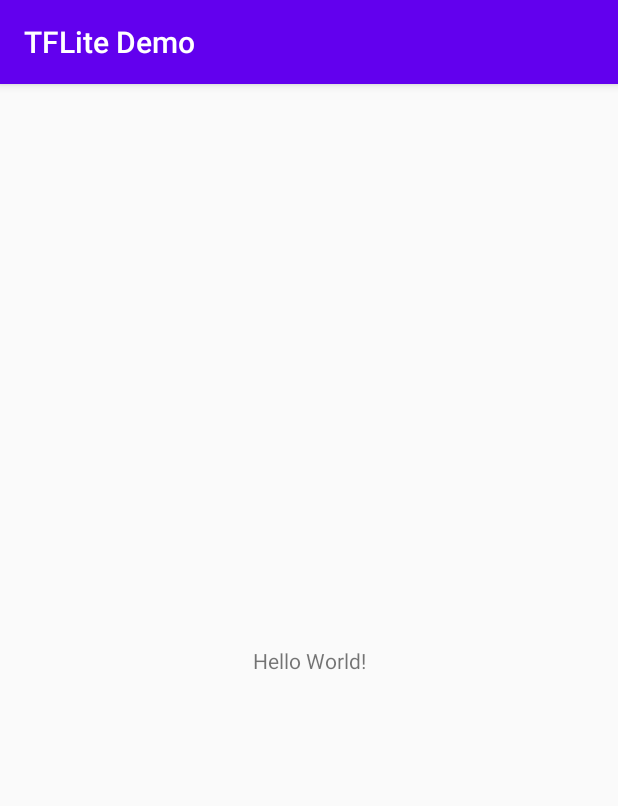
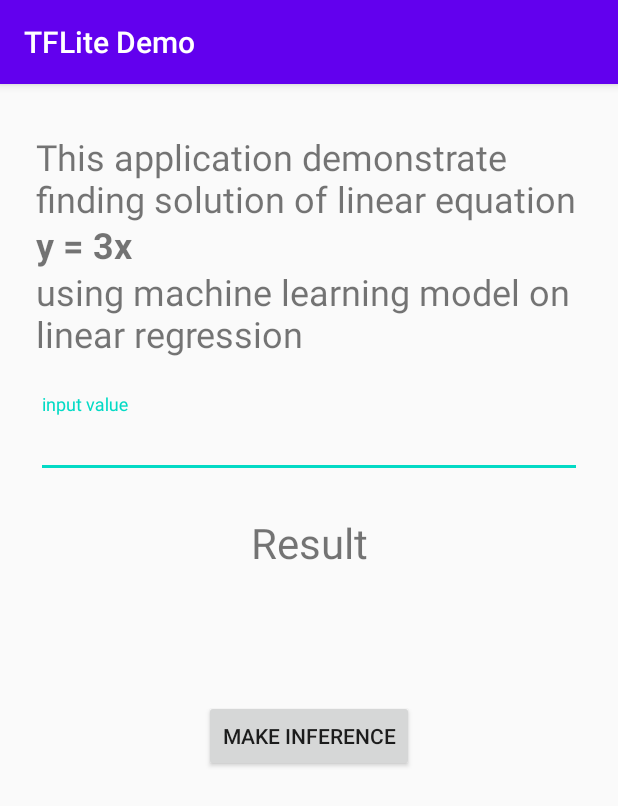
Before and after one commit to bajwa143/HelloTFLiteAndroid, an Android app: the screen it shows after launch (MainActivity), on a phone screen of 412 x 824 dp. Shown: the top 806 px of the screen. Run offline under Robolectric (Android 15) with nearby library versions, the phone set to English and light mode, and no system bars; libraries missing offline, so code that uses them is left out: org.tensorflow.lite; 1 statement that could not run was skipped.

Commit message:
Complete inference successfully

```diff
--- a/app/build.gradle
+++ b/app/build.gradle
@@ -21,6 +21,11 @@
         }
     }
 
+    // Configure Android Asset Packaging Tool
+    aaptOptions {
+        // configure not to compress tflite extension files, they are memory map
+        noCompress "tflite"
+    }
 }
 
 dependencies {
@@ -31,4 +36,7 @@
     testImplementation 'junit:junit:4.12'
     androidTestImplementation 'androidx.test.ext:junit:1.1.1'
     androidTestImplementation 'androidx.test.espresso:espresso-core:3.2.0'
+    // add tensorflow lite
+    implementation 'org.tensorflow:tensorflow-lite:0.0.0-nightly'
+    implementation 'com.google.android.material:material:1.2.0'
 }
--- a/app/src/main/java/com/demo/tflitedemo/MainActivity.java
+++ b/app/src/main/java/com/demo/tflitedemo/MainActivity.java
@@ -1,15 +1,85 @@
 package com.demo.tflitedemo;
 
+import android.content.res.AssetFileDescriptor;
 import android.os.Bundle;
+import android.util.Log;
+import android.view.View;
+import android.widget.EditText;
+import android.widget.TextView;
+import android.widget.Toast;
 
 import androidx.appcompat.app.AppCompatActivity;
+import androidx.core.text.HtmlCompat;
+
+import org.tensorflow.lite.Interpreter;
+
+import java.io.FileInputStream;
+import java.nio.MappedByteBuffer;
+import java.nio.channels.FileChannel;
 
 public class MainActivity extends AppCompatActivity {
+    EditText etInputValue;
+    TextView tvResult;
+    TextView tvHeading;
+
+
+    Interpreter interpreter;
+    float[][] inputValue = new float[1][1];
+    float[][] outputValue = new float[1][1];
 
     @Override
     protected void onCreate(Bundle savedInstanceState) {
         super.onCreate(savedInstanceState);
         setContentView(R.layout.activity_main);
+        etInputValue = findViewById(R.id.input_value);
+        tvResult = findViewById(R.id.textview_result);
+        tvHeading = findViewById(R.id.heading_textview);
+        String labelText = "This application demonstrate finding solution of linear equation<br><b>y = 3x</b><br>" +
+                "using machine learning model on linear regression";
+        tvHeading.setText(HtmlCompat.fromHtml(labelText, HtmlCompat.FROM_HTML_MODE_COMPACT));
 
+        // call method to initialize tflite model
+        loadAndSetupTFLite();
+    }
+
+    public void Test(View view) {
+        if (etInputValue.getText().length() > 0) {
+            // get input value from edit text
+            inputValue[0][0] = Integer.parseInt(etInputValue.getText().toString());
+
+            if (interpreter != null) {
+                interpreter.run(inputValue, outputValue);
+                tvResult.setText(String.valueOf(outputValue[0][0]));
+            } else {
+                Toast.makeText(this, "Can't load model correctly", Toast.LENGTH_SHORT).show();
+            }
+        } else {
+            etInputValue.setError("Enter some number");
+        }
+    }
+
+    public void loadAndSetupTFLite() {
+        // Set the interpreter options
+        Interpreter.Options options = new Interpreter.Options();
+        try {
+            // get the file descriptor of the model file
+            AssetFileDescriptor fileDescriptor = getAssets().openFd("model.tflite");
+            // Open file input stream
+            FileInputStream inputStream = new FileInputStream(fileDescriptor.getFileDescriptor());
+
+            // Read the file channels along with its offset and length
+            FileChannel fileChannel = inputStream.getChannel();
+            long statOffset = fileDescriptor.getStartOffset();
+            long declaredLength = fileDescriptor.getDeclaredLength();
+
+            // load the TFLite model
+            MappedByteBuffer mappedByteBuffer = fileChannel.map(FileChannel.MapMode.READ_ONLY, statOffset, declaredLength);
+            // Interpreter class to load a model and drive model inference
+            interpreter = new Interpreter(mappedByteBuffer, options);
+
+        } catch (Exception exception) {
+            Log.e("TFLite Demo", "Error " + exception.getMessage());
+            exception.printStackTrace();
+        }
     }
 }
--- a/app/src/main/res/layout/activity_main.xml
+++ b/app/src/main/res/layout/activity_main.xml
@@ -6,13 +6,72 @@
     android:layout_height="match_parent"
     tools:context=".MainActivity">
 
+    <com.google.android.material.textview.MaterialTextView
+        android:id="@+id/heading_textview"
+        android:layout_width="match_parent"
+        android:layout_height="wrap_content"
+        android:layout_marginStart="24dp"
+        android:layout_marginLeft="24dp"
+        android:layout_marginTop="32dp"
+        android:layout_marginEnd="24dp"
+        android:layout_marginRight="24dp"
+        android:text="Some Text"
+        android:textSize="24sp"
+        app:layout_constraintEnd_toEndOf="parent"
+        app:layout_constraintStart_toStartOf="parent"
+        app:layout_constraintTop_toTopOf="parent" />
+
+    <com.google.android.material.textfield.TextInputLayout
+        android:id="@+id/text_field"
+        android:layout_width="match_parent"
+        android:layout_height="wrap_content"
+        android:layout_marginStart="24dp"
+        android:layout_marginLeft="24dp"
+        android:layout_marginTop="24dp"
+        android:layout_marginEnd="24dp"
+        android:layout_marginRight="24dp"
+        app:layout_constraintEnd_toEndOf="parent"
+        app:layout_constraintStart_toStartOf="parent"
+        app:layout_constraintTop_toBottomOf="@id/heading_textview">
+
+        <com.google.android.material.textfield.TextInputEditText
+            android:id="@+id/input_value"
+            android:layout_width="match_parent"
+            android:layout_height="wrap_content"
+            android:hint="input value"
+            android:inputType="number" />
+    </com.google.android.material.textfield.TextInputLayout>
+
     <TextView
+        android:id="@+id/result_label_textview"
         android:layout_width="wrap_content"
         android:layout_height="wrap_content"
-        android:text="Hello World!"
-        app:layout_constraintBottom_toBottomOf="parent"
-        app:layout_constraintLeft_toLeftOf="parent"
-        app:layout_constraintRight_toRightOf="parent"
-        app:layout_constraintTop_toTopOf="parent" />
+        android:layout_marginTop="24dp"
+        android:text="Result"
+        android:textSize="28sp"
+        app:layout_constraintEnd_toEndOf="parent"
+        app:layout_constraintStart_toStartOf="parent"
+        app:layout_constraintTop_toBottomOf="@id/text_field" />
+
+    <TextView
+        android:id="@+id/textview_result"
+        android:layout_width="wrap_content"
+        android:layout_height="wrap_content"
+        android:layout_marginTop="24dp"
+        android:textSize="28sp"
+        app:layout_constraintEnd_toEndOf="parent"
+        app:layout_constraintStart_toStartOf="parent"
+        app:layout_constraintTop_toBottomOf="@id/result_label_textview" />
+
+    <Button
+        android:layout_width="wrap_content"
+        android:layout_height="wrap_content"
+        android:layout_marginTop="24dp"
+        android:onClick="Test"
+        android:text="Make Inference"
+        app:layout_constraintEnd_toEndOf="parent"
+        app:layout_constraintStart_toStartOf="parent"
+        app:layout_constraintTop_toBottomOf="@+id/textview_result" />
+
 
 </androidx.constraintlayout.widget.ConstraintLayout>
```
Also changed, not shown: 1 other file.
